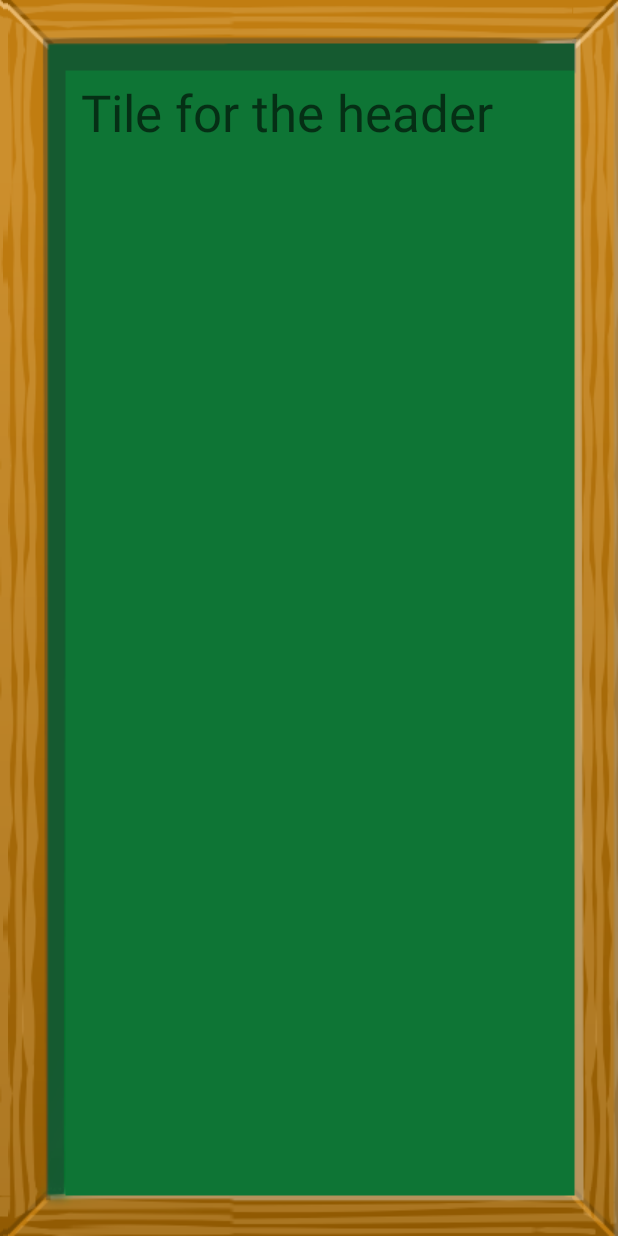
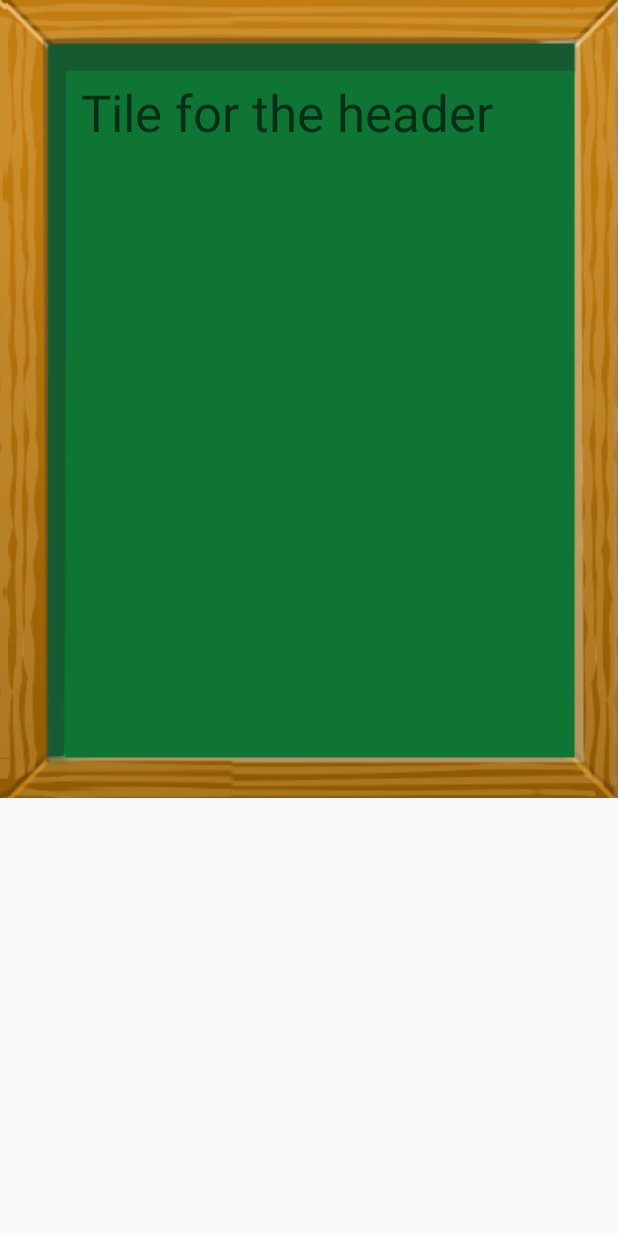
Before and after one commit to toteto/Pishuvalko, an Android app: the layout header_item.xml on its own in the app's theme, with its tools: preview values and no code run, on a phone screen of 412 x 824 dp. Run offline under Robolectric (Android 15) with nearby library versions, the phone set to English and light mode, and no system bars.

Commit message:
Small code cleanup and fix for header_item.xml

```diff
--- a/pishuvalko-app/src/main/res/layout/header_item.xml
+++ b/pishuvalko-app/src/main/res/layout/header_item.xml
@@ -2,7 +2,7 @@
 <LinearLayout xmlns:android="http://schemas.android.com/apk/res/android"
               xmlns:tools="http://schemas.android.com/tools"
               android:layout_width="match_parent"
-              android:layout_height="match_parent"
+              android:layout_height="wrap_content"
               android:orientation="vertical"
               tools:background="@drawable/greenboardfinal">
 
```
Also changed, not shown: pishuvalko-app/src/main/java/com/jane/antonio/pishuvalko/controllers/LevelSelectionActivity.java (+1 -14 lines).
